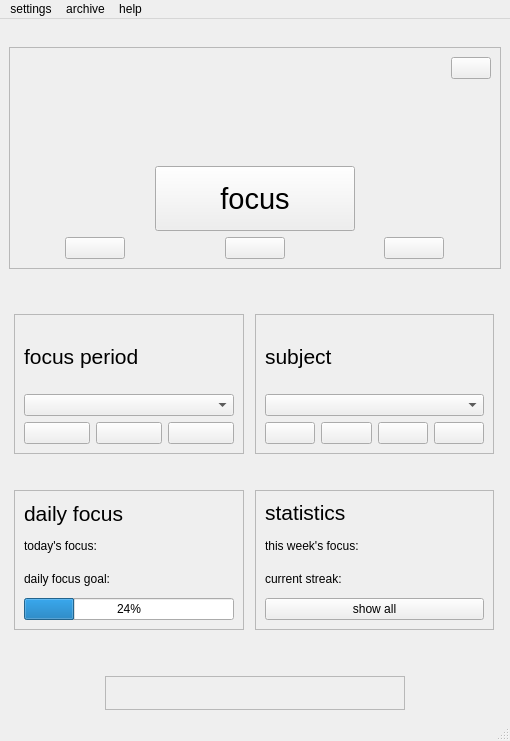
Qt form ui/mainwindow.ui (dop14/monkmode) before a commit.
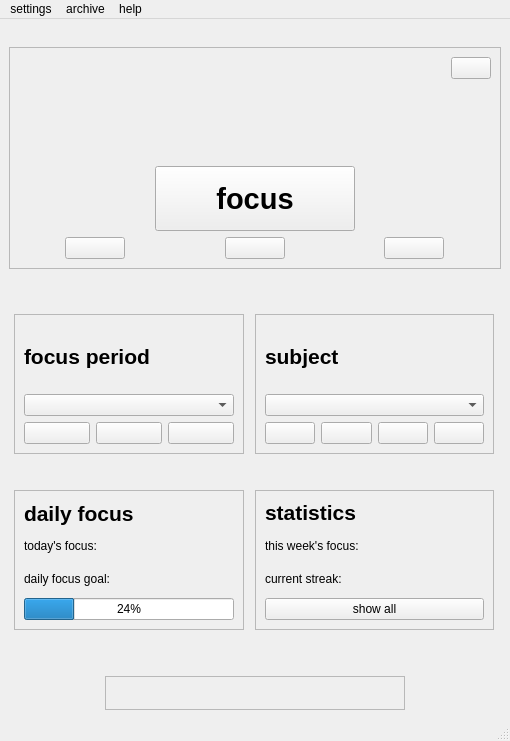
The same form after that commit. Icons and pictures are not drawn.

Diff of the .ui file:
```diff
--- a/ui/mainwindow.ui
+++ b/ui/mainwindow.ui
@@ -105,6 +105,7 @@
            <property name="font">
             <font>
              <pointsize>22</pointsize>
+             <bold>true</bold>
             </font>
            </property>
            <property name="text">
@@ -254,6 +255,7 @@
                <property name="font">
                 <font>
                  <pointsize>16</pointsize>
+                 <bold>true</bold>
                 </font>
                </property>
                <property name="text">
@@ -349,6 +351,7 @@
                <property name="font">
                 <font>
                  <pointsize>16</pointsize>
+                 <bold>true</bold>
                 </font>
                </property>
                <property name="text">
@@ -410,6 +413,7 @@
                <property name="font">
                 <font>
                  <pointsize>16</pointsize>
+                 <bold>true</bold>
                 </font>
                </property>
                <property name="text">
@@ -509,6 +513,7 @@
                <property name="font">
                 <font>
                  <pointsize>16</pointsize>
+                 <bold>true</bold>
                 </font>
                </property>
                <property name="text">
```
